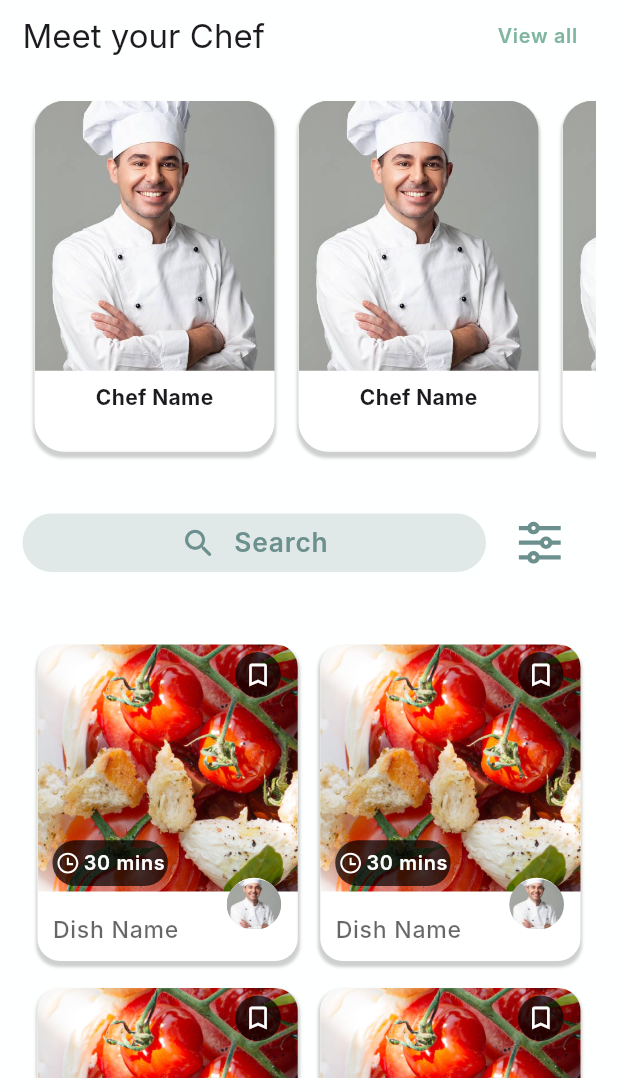
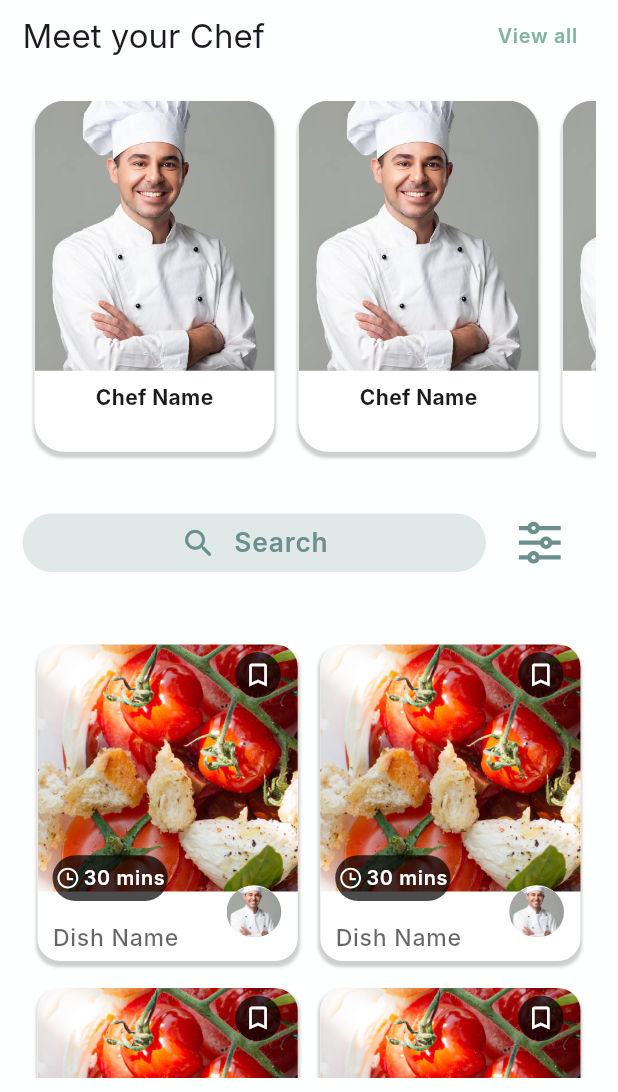
Before and after one commit to SailingChefs/sailing_chef, a Flutter app: the IndexView screen opened by its route, on a phone screen of 412 x 824 dp, the part 144-1236 px from its top. Run offline on Flutter 3.47's test engine with Material 3 defaults, Android fonts, the phone set to English and light mode, and no system bars; our stand-ins replace cloud_firestore, dotted_border, firebase_auth, firebase_core, flutter_easyloading, flutter_remix and 9 more; missing offline and left inert: syncfusion_flutter_core; accounts and stored records are empty; Roboto replaces fonts that are missing (Inter).

Commit message:
Fixed the button text

```diff
--- a/lib/ui/views/saved_recipes/widgets/all_following_recipes.dart
+++ b/lib/ui/views/saved_recipes/widgets/all_following_recipes.dart
@@ -23,7 +23,7 @@ class FollowingSavedRecipesScreen extends StatelessWidget {
               foodImagePath: 'assets/images/background/onboarding2.png',
               dishName: "dish name",
               duration: "30",
-              chefImagePath: 'assets/images/icons/chefs.avif');
+              chefImagePath: 'assets/images/icons/chef.jpg');
         },
       ),
     );
--- a/lib/ui/views/saved_recipes/widgets/all_saved_recipes.dart
+++ b/lib/ui/views/saved_recipes/widgets/all_saved_recipes.dart
@@ -23,7 +23,7 @@ class AllSavedRecipesScreen extends ViewModelWidget<SavedRecipesViewModel> {
               foodImagePath: 'assets/images/background/onboarding.png',
               dishName: "dish name",
               duration: "30",
-              chefImagePath: 'assets/images/icons/chefs.avif');
+              chefImagePath: 'assets/images/icons/chef.jpg');
         },
       ),
     );
--- a/lib/ui/views/sign_up/sign_up_view.dart
+++ b/lib/ui/views/sign_up/sign_up_view.dart
@@ -53,7 +53,7 @@ class SignUpView extends StackedView<SignUpViewModel> {
                       RoundedElevatedButton(
                         width: 80.w,
                         height: 14.h,
-                        textFontSize: 12.sp,
+
                         onPressed: () {
                           viewModel.toLogin();
                         },
--- a/lib/ui/widgets/grid_view.dart
+++ b/lib/ui/widgets/grid_view.dart
@@ -66,7 +66,7 @@ class PrimaryGridViewCard extends StatelessWidget {
               ),
             ),
             Positioned(
-              bottom: 50,
+              bottom: 40,
               left: 10,
               child: Container(
                 width: 70.w,
@@ -95,7 +95,7 @@ class PrimaryGridViewCard extends StatelessWidget {
               ),
             ),
             Positioned(
-              bottom: 20,
+              bottom: 15,
               right: 10,
               child: Container(
                 width: 35.w,
@@ -119,7 +119,7 @@ class PrimaryGridViewCard extends StatelessWidget {
               ),
             ),
             Positioned(
-              bottom: 10,
+              bottom: 5,
               left: 10,
               child: Text(
                 capitalizeEachWord(dishName),
--- a/lib/ui/widgets/rounded_elevated_button.dart
+++ b/lib/ui/widgets/rounded_elevated_button.dart
@@ -48,8 +48,11 @@ class RoundedElevatedButton extends StatelessWidget {
       ),
       child: Padding(
         padding: EdgeInsets.all(2.0.dg),
+        child: FittedBox(
           child: Text(
             buttonText,
+            maxLines: 1,
+            overflow: TextOverflow.ellipsis,
             style: globalTextStyle(
               fontSize: textFontSize.sp,
               color: isEnabled ? textColor : kcPrimaryColor.withOpacity(0.5),
@@ -57,6 +60,7 @@ class RoundedElevatedButton extends StatelessWidget {
             ),
           ),
         ),
+      ),
     );
   }
 }
```
Also changed, not shown: lib/ui/views/following_list/following_list_view.dart (+2 -30 lines), lib/ui/views/following_list/widgets/top_bar.dart (added, +45 -0 lines). Lines whose indentation alone changed are shown as unchanged.
